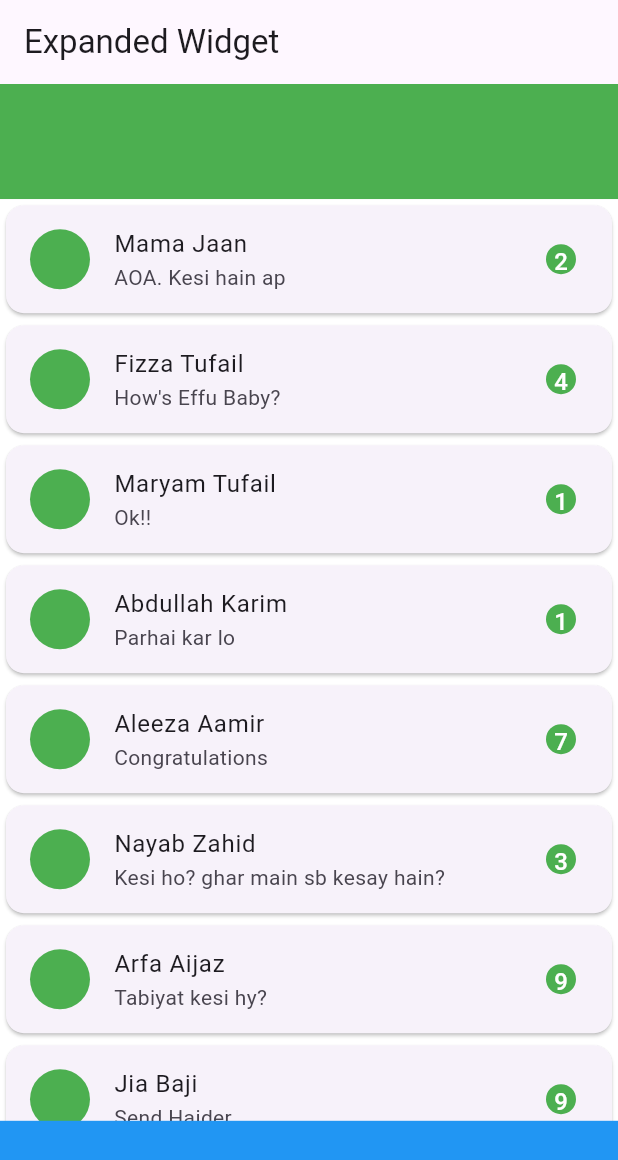
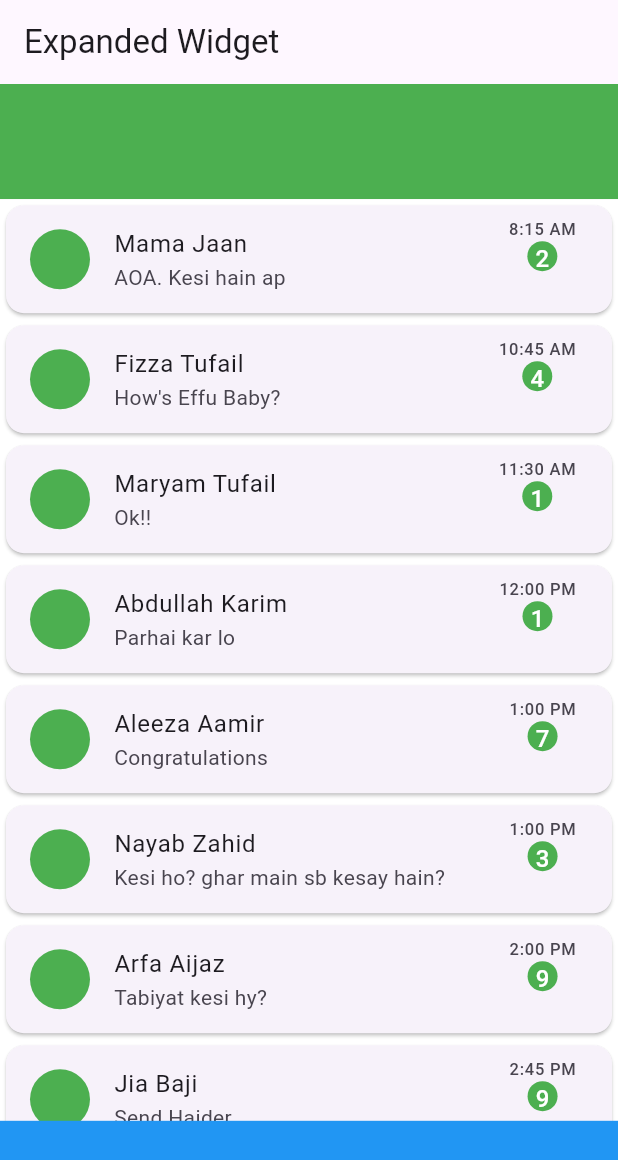
Before and after one commit to mominatufail/WhatsApp-Clone, a Flutter app: the screen it shows after launch, on a phone screen of 412 x 824 dp. Shown: the top 1160 px of the screen. Run offline on Flutter 3.47's test engine with Material 3 defaults, Android fonts, the phone set to English and light mode, and no system bars.

```diff
--- a/lib/WhatsApp.dart
+++ b/lib/WhatsApp.dart
@@ -44,6 +44,18 @@ class ExpandedClass extends StatelessWidget {
     '6',
     '8'
   ];
+  List Date=[
+    '8:15 AM',
+    '10:45 AM',
+    '11:30 AM',
+    '12:00 PM',
+    '1:00 PM',
+    '1:00 PM',
+    '2:00 PM',
+    '2:45 PM',
+    '5:00 PM',
+    '8:45 PM'
+  ];
 
 
   @override
@@ -74,15 +86,31 @@ class ExpandedClass extends StatelessWidget {
                         backgroundColor: Colors.green),
                       title: Text(SenderNames[index]),
                       subtitle: Text(lastMessages[index]),
-                      trailing: CircleAvatar(
-                          backgroundColor: Colors.green, radius: 10,
-                        child: Text(MessageCircle[index],
-                          style: TextStyle(color: Colors.white),))
-                      //Text('8:00 AM'),
+                      trailing: Column(
+                        children: [
+                          Text(Date[index]),
+                          //SizedBox(height: 5,),
+                          CircleAvatar(
+                              backgroundColor: Colors.green, radius: 10,
+                              child: Text(MessageCircle[index],
+                                style: TextStyle(color: Colors.white),)),
+
+
+                        ],)
 
 
 
-                  ),);
+
+                      // Text('8:00 AM'),
+                      // Column(
+                      //   children: [
+                      //     CircleAvatar(
+                      //         backgroundColor: Colors.green, radius: 10,
+                      //       child: Text(MessageCircle[index],
+                      //         style: TextStyle(color: Colors.white),)),
+
+                      )
+                      //Text('8:00 AM'),
 
 
 
@@ -92,8 +120,12 @@ class ExpandedClass extends StatelessWidget {
 
 
 
-                    return CircleAvatar(
-                      child: Text('${index+1}'), //index is in int but we have to convrt it in string
+
+
+
+
+                    //return CircleAvatar(
+                      //child: Text('${index+1}'), //index is in int but we have to convrt it in string
                       //child:index.toString()),
                     );
 
```
